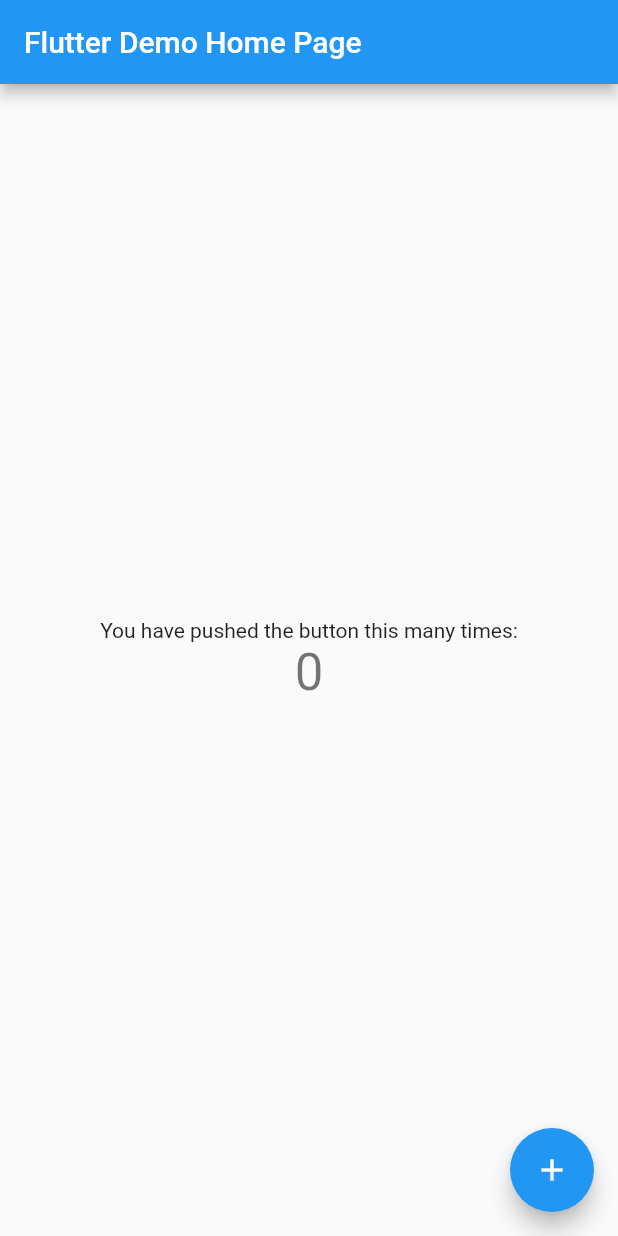
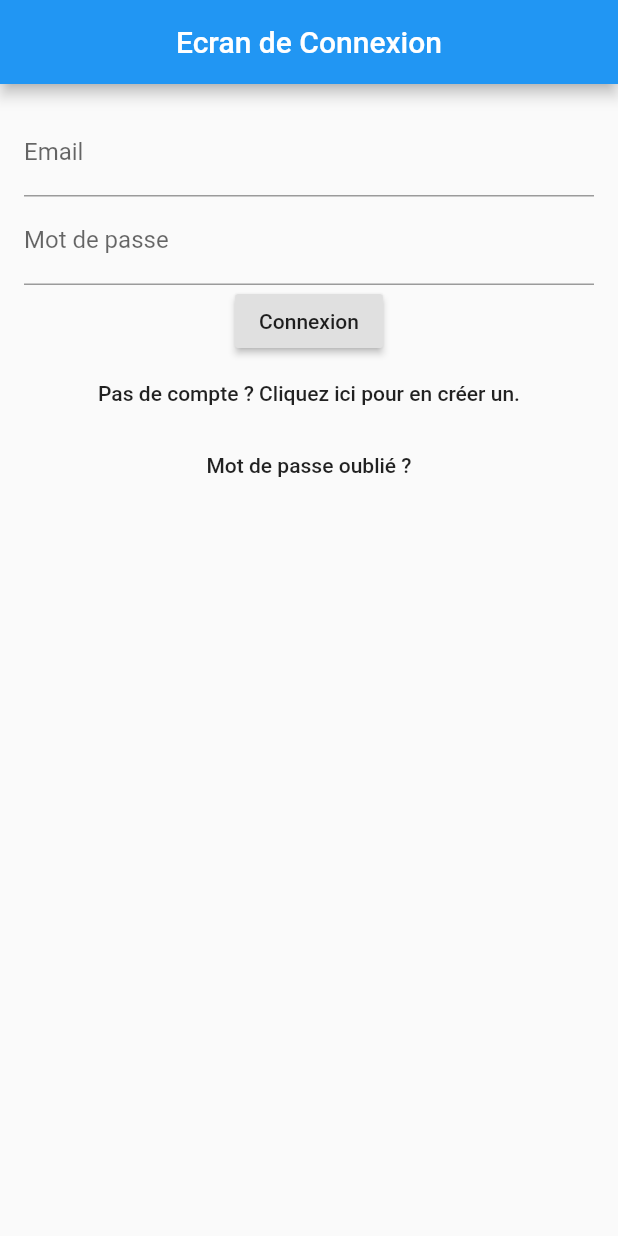
Before and after one commit to TheAlternateDoctor/Denshi-App, a Flutter app: the screen it shows after launch, on a phone screen of 412 x 824 dp. Run offline on Flutter 3.47's test engine with Material 2 defaults, Android fonts, the phone set to English and light mode, and no system bars.

Commit message:
Login et début intégration FB

```diff
--- /dev/null
+++ b/lib/Login/Login.dart
@@ -0,0 +1,159 @@
+import 'package:flutter/material.dart';
+
+class Startup extends StatefulWidget {
+  Startup({Key key, this.title}) : super(key: key);
+  final String title;
+  @override
+  State<StatefulWidget> createState() => new _LoginPageState();
+}
+
+// Used for controlling whether the user is loggin or creating an account
+enum FormType {
+  login,
+  register
+}
+
+class _LoginPageState extends State<Startup> {
+
+  final TextEditingController _emailFilter = new TextEditingController();
+  final TextEditingController _passwordFilter = new TextEditingController();
+  String _email = "";
+  String _password = "";
+  FormType _form = FormType.login; // our default setting is to login, and we should switch to creating an account when the user chooses to
+
+  _LoginPageState() {
+    _emailFilter.addListener(_emailListen);
+    _passwordFilter.addListener(_passwordListen);
+  }
+
+  void _emailListen() {
+    if (_emailFilter.text.isEmpty) {
+      _email = "";
+    } else {
+      _email = _emailFilter.text;
+    }
+  }
+
+  void _passwordListen() {
+    if (_passwordFilter.text.isEmpty) {
+      _password = "";
+    } else {
+      _password = _passwordFilter.text;
+    }
+  }
+
+  // Swap in between our two forms, registering and logging in
+  void _formChange () async {
+    setState(() {
+      if (_form == FormType.register) {
+        _form = FormType.login;
+      } else {
+        _form = FormType.register;
+      }
+    });
+  }
+
+  @override
+  Widget build(BuildContext context) {
+    return new Scaffold(
+      appBar: _buildBar(context),
+      body: new Container(
+        padding: EdgeInsets.all(16.0),
+        child: new Column(
+          children: <Widget>[
+            _buildTextFields(),
+            _buildButtons(),
+          ],
+        ),
+      ),
+    );
+  }
+
+  Widget _buildBar(BuildContext context) {
+    return new AppBar(
+      title: new Text("Ecran de Connexion"),
+      centerTitle: true,
+    );
+  }
+
+  Widget _buildTextFields() {
+    return new Container(
+      child: new Column(
+        children: <Widget>[
+          new Container(
+            child: new TextField(
+              controller: _emailFilter,
+              decoration: new InputDecoration(
+                labelText: 'Email'
+              ),
+            ),
+          ),
+          new Container(
+            child: new TextField(
+              controller: _passwordFilter,
+              decoration: new InputDecoration(
+                labelText: 'Mot de passe'
+              ),
+              obscureText: true,
+            ),
+          )
+        ],
+      ),
+    );
+  }
+
+  Widget _buildButtons() {
+    if (_form == FormType.login) {
+      return new Container(
+        child: new Column(
+          children: <Widget>[
+            new RaisedButton(
+              child: new Text('Connexion'),
+              onPressed: _loginPressed,
+            ),
+            new FlatButton(
+              child: new Text('Pas de compte ? Cliquez ici pour en créer un.'),
+              onPressed: _formChange,
+            ),
+            new FlatButton(
+              child: new Text('Mot de passe oublié ?'),
+              onPressed: _passwordReset,
+            )
+          ],
+        ),
+      );
+    } else {
+      return new Container(
+        child: new Column(
+          children: <Widget>[
+            new RaisedButton(
+              child: new Text('Créer un compte'),
+              onPressed: _createAccountPressed,
+            ),
+            new FlatButton(
+              child: new Text('Vous avez un compte ? Cliquez ici pour vous connecter.'),
+              onPressed: _formChange,
+            )
+          ],
+        ),
+      );
+    }
+  }
+
+  // These functions can self contain any user auth logic required, they all have access to _email and _password
+
+  void _loginPressed () {
+    print('The user wants to login with $_email and $_password');
+  }
+
+  void _createAccountPressed () {
+    print('The user wants to create an accoutn with $_email and $_password');
+
+  }
+
+  void _passwordReset () {
+    print("The user wants a password reset request sent to $_email");
+  }
+
+
+}
--- a/lib/main.dart
+++ b/lib/main.dart
@@ -1,4 +1,5 @@
 import 'package:flutter/material.dart';
+import 'package:denshi/Login/Login.dart';
 
 void main() => runApp(Denshi());
 
@@ -20,7 +21,7 @@ class Denshi extends StatelessWidget {
         // is not restarted.
         primarySwatch: Colors.blue,
       ),
-      home: MyHomePage(title: 'Flutter Demo Home Page'),
+      home: Startup (title: 'Ecran de connexion'),
     );
   }
 }
--- a/pubspec.yaml
+++ b/pubspec.yaml
@@ -21,6 +21,7 @@ dependencies:
   cupertino_icons: ^0.1.2
   firebase_core: ^0.3.1+1
   firebase_database: ^2.0.2
+  flutter_facebook_login: ^1.2.0
 
 dev_dependencies:
   flutter_test:
```
Also changed, not shown: 3 other files.
